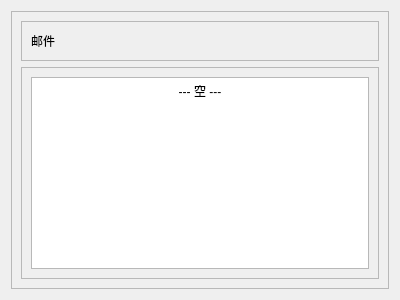
Qt form res/ui/set_06.ui (Shasnow/StarRailAssistant) before a commit.
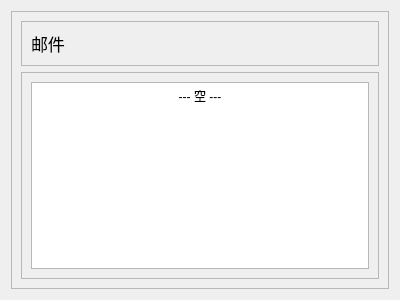
The same form after that commit.

Commit message: change font size

Patch:
```diff
--- a/res/ui/set_06.ui
+++ b/res/ui/set_06.ui
@@ -10,6 +10,11 @@
     <height>300</height>
    </rect>
   </property>
+  <property name="font">
+   <font>
+    <pointsize>13</pointsize>
+   </font>
+  </property>
   <property name="windowTitle">
    <string>Form</string>
   </property>
@@ -73,8 +78,8 @@
 hr { height: 1px; border-width: 0; }
 li.unchecked::marker { content: &quot;\2610&quot;; }
 li.checked::marker { content: &quot;\2612&quot;; }
-&lt;/style&gt;&lt;/head&gt;&lt;body style=&quot; font-family:'Microsoft YaHei UI'; font-size:9pt; font-weight:400; font-style:normal;&quot;&gt;
-&lt;p align=&quot;center&quot; style=&quot; margin-top:0px; margin-bottom:0px; margin-left:0px; margin-right:0px; -qt-block-indent:0; text-indent:0px;&quot;&gt;--- 空 ---&lt;/p&gt;&lt;/body&gt;&lt;/html&gt;</string>
+&lt;/style&gt;&lt;/head&gt;&lt;body style=&quot; font-family:'Microsoft YaHei UI'; font-size:13pt; font-weight:400; font-style:normal;&quot;&gt;
+&lt;p align=&quot;center&quot; style=&quot; margin-top:0px; margin-bottom:0px; margin-left:0px; margin-right:0px; -qt-block-indent:0; text-indent:0px;&quot;&gt;&lt;span style=&quot; font-size:9pt;&quot;&gt;--- 空 ---&lt;/span&gt;&lt;/p&gt;&lt;/body&gt;&lt;/html&gt;</string>
            </property>
           </widget>
          </item>
```
The commit also changes 10 other files.
